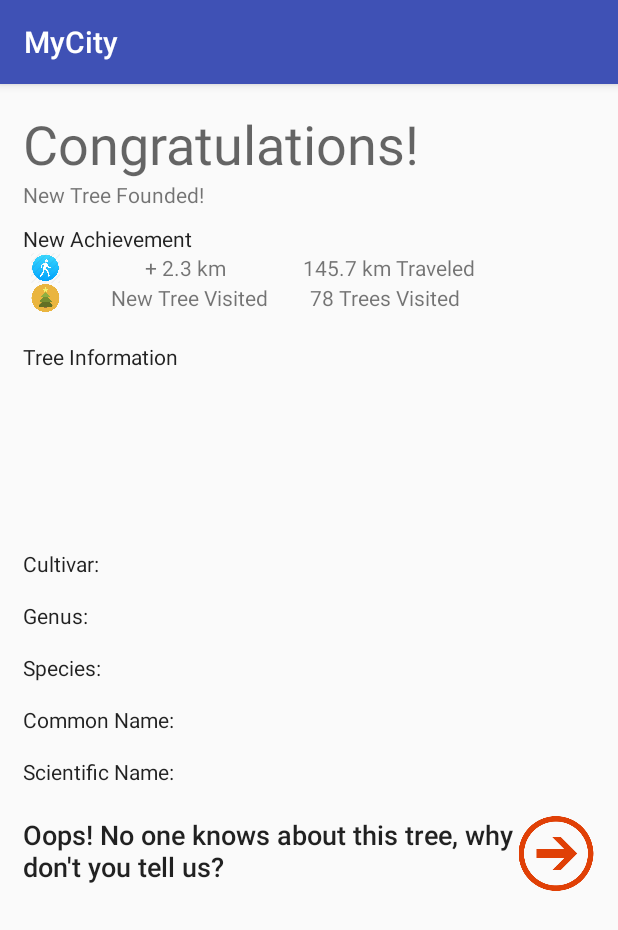
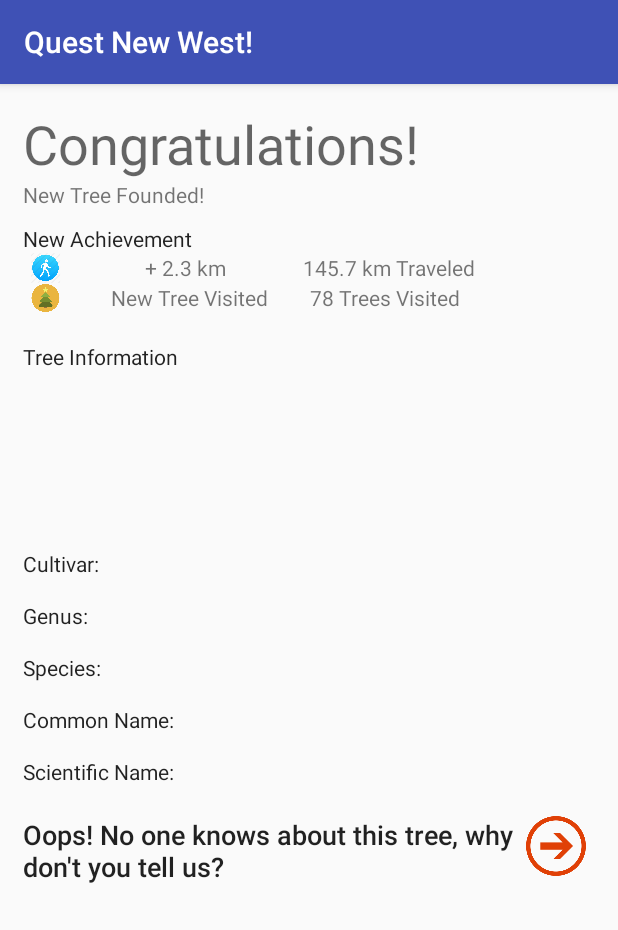
Before and after one commit to sardarali/MyCity, an Android app: the TreeActivity screen opened directly, with no data from a screen before it, on a phone screen of 412 x 824 dp. Shown: the top 930 px of the screen. Run offline under Robolectric (Android 15) with nearby library versions, the light colour scheme and no system bars; 8 statements that could not run were skipped.

Commit message:
UPDATE NAME

```diff
--- a/app/src/main/res/layout/activity_tree.xml
+++ b/app/src/main/res/layout/activity_tree.xml
@@ -209,7 +209,7 @@
             android:layout_width="52dp"
             app:srcCompat="@mipmap/right"
             android:id="@+id/goTreeInter"
-            android:layout_height="50dp" />
+            android:layout_height="40dp" />
 
     </LinearLayout>
 
--- a/app/src/main/res/values/strings.xml
+++ b/app/src/main/res/values/strings.xml
@@ -1,5 +1,5 @@
 <resources>
-    <string name="app_name">MyCity</string>
+    <string name="app_name">Quest New West!</string>
     <string name="action_settings">Settings</string>
 
     <string name="logout_format">
```
